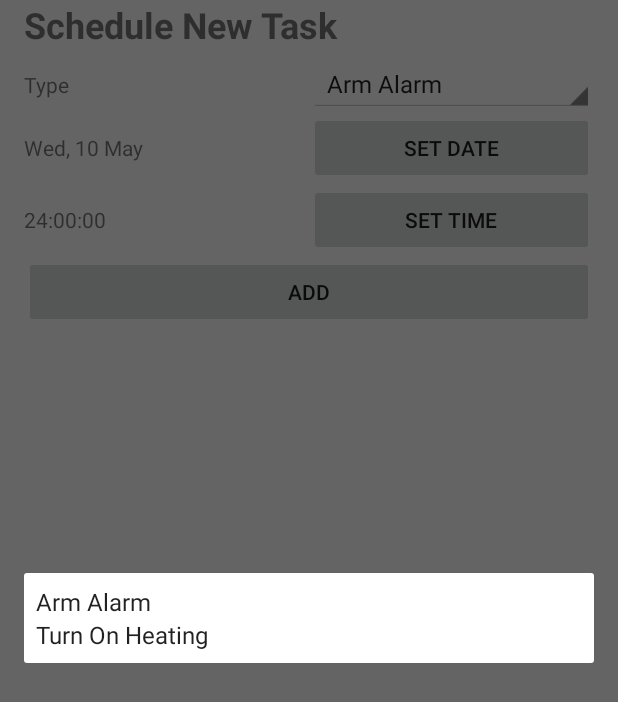
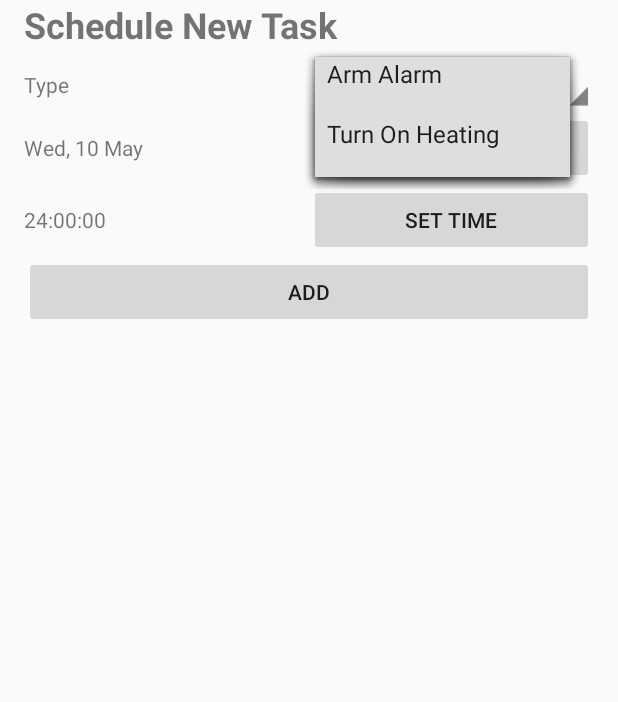
Before and after one commit to Sheehan95/smart-home, an Android app: the fragment ScheduleFragment shown on its own in the app's theme, after a tap on "Arm Alarm", on a phone screen of 412 x 824 dp. Shown: the top 702 px of the screen. Run offline under Robolectric (Android 15) with nearby library versions, the phone set to English and light mode, and no system bars.

Commit message:
Minor GUI fixes for Android

```diff
--- a/android-app/app/src/main/java/ie/sheehan/smarthome/fragment/ScheduleFragment.java
+++ b/android-app/app/src/main/java/ie/sheehan/smarthome/fragment/ScheduleFragment.java
@@ -3,11 +3,12 @@ package ie.sheehan.smarthome.fragment;
 
 import android.app.DatePickerDialog;
 import android.app.TimePickerDialog;
+import android.graphics.Color;
 import android.os.AsyncTask;
 import android.os.Bundle;
+import android.support.annotation.NonNull;
 import android.support.annotation.Nullable;
 import android.support.v4.app.Fragment;
-import android.util.Log;
 import android.view.LayoutInflater;
 import android.view.View;
 import android.view.ViewGroup;
@@ -32,7 +33,6 @@ import ie.sheehan.smarthome.dialog.DatePickerFragment;
 import ie.sheehan.smarthome.model.Task;
 import ie.sheehan.smarthome.utility.HttpRequestHandler;
 
-import static ie.sheehan.smarthome.utility.DateUtility.getDateFormat;
 import static ie.sheehan.smarthome.utility.DateUtility.getShortDateFormat;
 import static ie.sheehan.smarthome.utility.DateUtility.getShortTimeFormat;
 
@@ -81,7 +81,17 @@ public class ScheduleFragment extends Fragment {
         String[] taskTypes = { "Arm Alarm", "Turn On Heating" };
 
         taskTypeSpinner = (Spinner) getActivity().findViewById(R.id.spinner_tasks);
-        spinnerAdapter = new ArrayAdapter<>(getActivity(), android.R.layout.simple_spinner_item, taskTypes);
+        spinnerAdapter = new ArrayAdapter<String>(getActivity(), android.R.layout.simple_spinner_item, taskTypes) {
+            @Override
+            public View getDropDownView(int position, @Nullable View convertView, @NonNull ViewGroup parent) {
+                View v = super.getView(position, convertView, parent);
+                v.setMinimumHeight((int) (40 * getActivity().getResources().getDisplayMetrics().density));
+                v.setBackgroundColor(Color.rgb(222, 222, 222));
+
+                return v;
+            }
+        };
+
         taskTypeSpinner.setAdapter(spinnerAdapter);
 
         taskDateView = (TextView) getActivity().findViewById(R.id.new_task_date);
@@ -110,7 +120,6 @@ public class ScheduleFragment extends Fragment {
     @Override
     public void onResume() {
         super.onResume();
-
         new GetAllTasks().execute();
     }
 
--- a/android-app/app/src/main/res/layout/fragment_schedule.xml
+++ b/android-app/app/src/main/res/layout/fragment_schedule.xml
@@ -34,7 +34,7 @@
             android:layout_width="0dp"
             android:layout_height="wrap_content"
             style="@android:style/Widget.Holo.Light.Spinner"
-            android:spinnerMode="dialog" />
+            android:spinnerMode="dropdown" />
 
     </LinearLayout>
 
```
